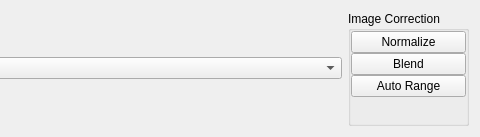
First picture: the form in lib/analysis/modules/MosaicEditor/MosaicEditorTemplate.ui, repository acq4/acq4, before the edit; both pictures show x 304 to 784 and y 0 to 137 of the 784 by 137 pixel window.
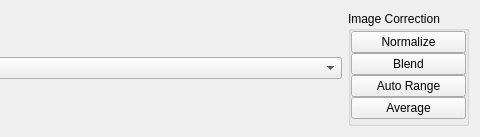
Second picture: the form after the edit.

Diff of the .ui file:
```diff
--- a/lib/analysis/modules/MosaicEditor/MosaicEditorTemplate.ui
+++ b/lib/analysis/modules/MosaicEditor/MosaicEditorTemplate.ui
@@ -64,6 +64,13 @@
              </property>
             </widget>
            </item>
+           <item>
+            <widget class="QPushButton" name="averageBtn">
+             <property name="text">
+              <string>Average</string>
+             </property>
+            </widget>
+           </item>
            <item>
             <spacer name="verticalSpacer_2">
              <property name="orientation">
```
